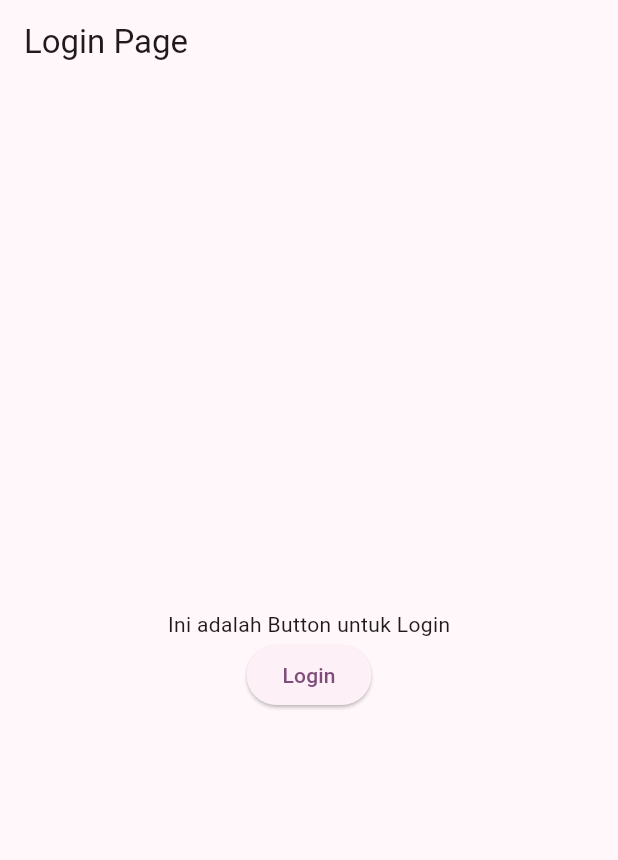
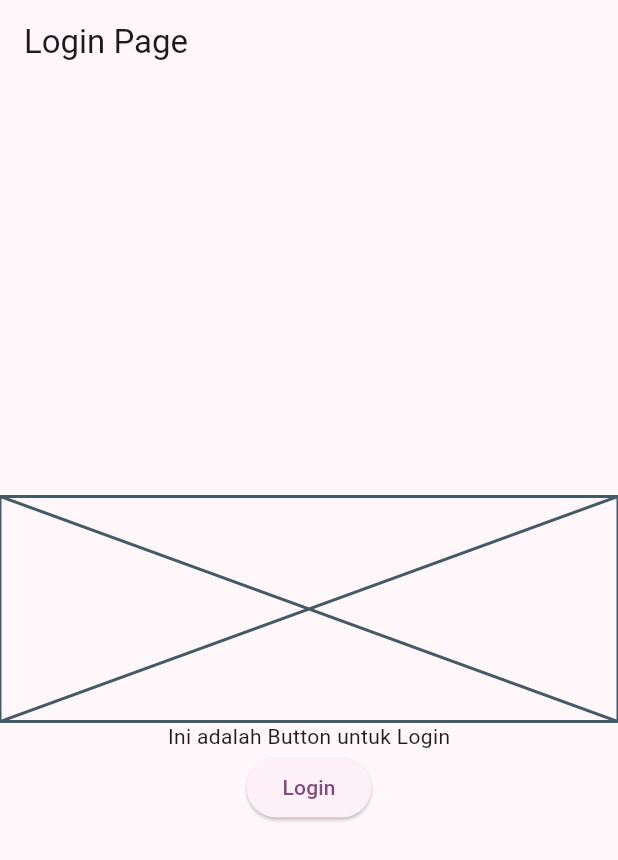
Before and after one commit to shizucc/Aray, a Flutter app: the screen it shows after launch, on a phone screen of 412 x 824 dp. Shown: the top 860 px of the screen. Run offline on Flutter 3.47's test engine with Material 2 defaults, Android fonts, the light colour scheme and no system bars; our stand-ins replace cloud_firestore, file_picker, firebase_auth, firebase_core, firebase_storage, flutter_image_compress and 7 more; accounts and stored records are empty.

Commit message:
Frontend login on progrrss

```diff
--- a/lib/app/modules/auth/views/login_page.dart
+++ b/lib/app/modules/auth/views/login_page.dart
@@ -12,10 +12,15 @@ class LoginPage extends StatelessWidget {
       appBar: AppBar(
         title: Text("Login Page"),
       ),
-      body: Center(
+      body: SafeArea(
+        child: Center(
           child: Column(
             mainAxisAlignment: MainAxisAlignment.center,
             children: [
+              Placeholder(
+                fallbackHeight: 150,
+                fallbackWidth: 10,
+              ),
               Text("Ini adalah Button untuk Login"),
               ElevatedButton(
                   onPressed: () {
@@ -25,6 +30,7 @@ class LoginPage extends StatelessWidget {
             ],
           ),
         ),
+      ),
     );
   }
 }
```
Also changed, not shown: lib/app/modules/workspaces/views/workspaces_view.dart (+8 -2 lines). Lines whose indentation alone changed are shown as unchanged.
